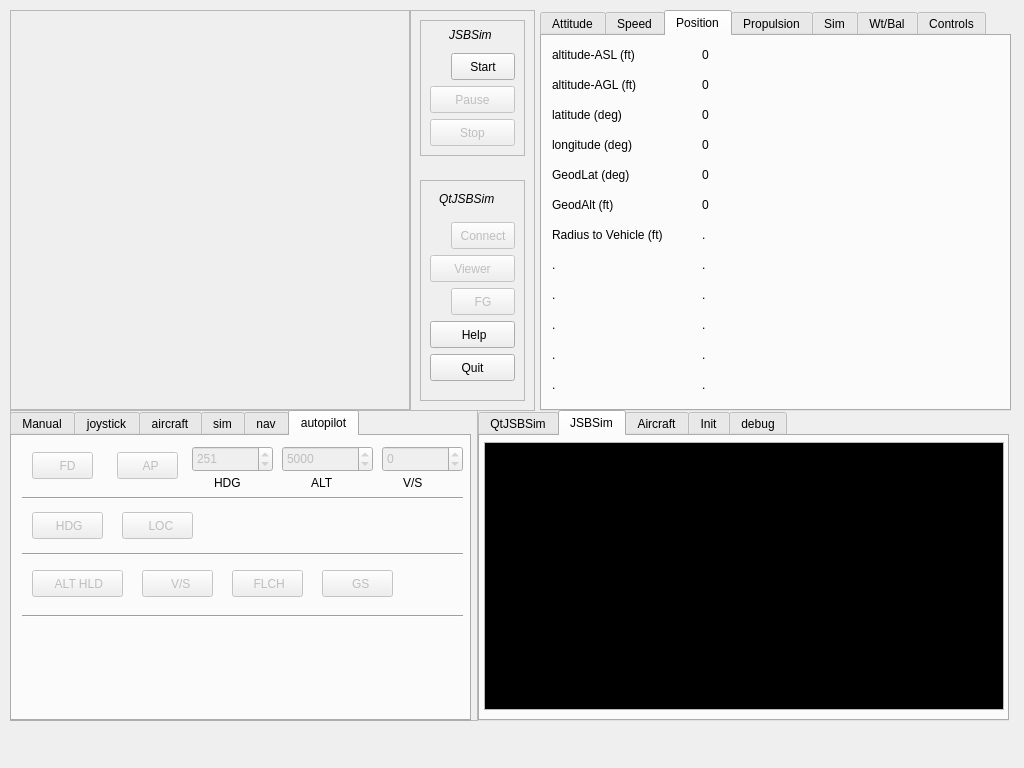
The window that src/MainWindow.ui (xfahad100/aeroprecinyx) describes before a commit, drawn with Qt 5.
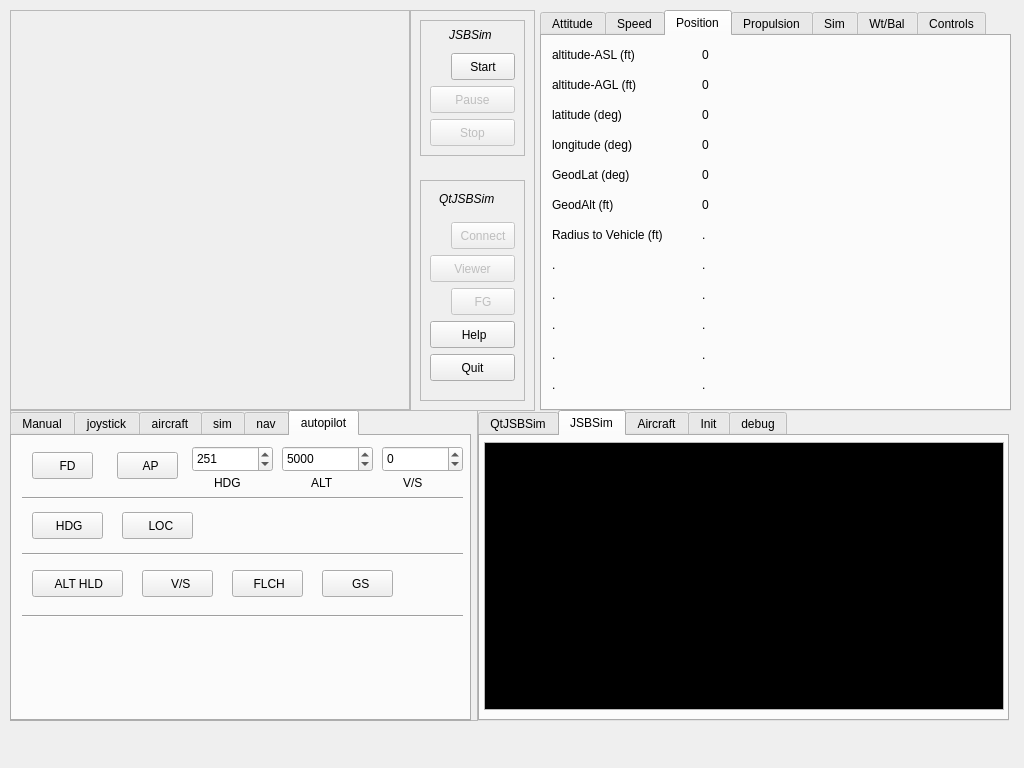
The same window after the commit. The open tabs and pages were chosen to show the change. Icons and pictures are not drawn. Custom widgets are drawn as their Qt base class.

Commit message: added more autopilot modes and conditional checks

Diff of the .ui file:
```diff
--- a/src/MainWindow.ui
+++ b/src/MainWindow.ui
@@ -1603,7 +1603,7 @@
       </attribute>
       <widget class="QPushButton" name="FDButton">
        <property name="enabled">
-        <bool>false</bool>
+        <bool>true</bool>
        </property>
        <property name="geometry">
         <rect>
@@ -1633,7 +1633,7 @@
       </widget>
       <widget class="QPushButton" name="HDGButton">
        <property name="enabled">
-        <bool>false</bool>
+        <bool>true</bool>
        </property>
        <property name="geometry">
         <rect>
@@ -1663,7 +1663,7 @@
       </widget>
       <widget class="QSpinBox" name="spinBox_2">
        <property name="enabled">
-        <bool>false</bool>
+        <bool>true</bool>
        </property>
        <property name="geometry">
         <rect>
@@ -1704,7 +1704,7 @@
       </widget>
       <widget class="QPushButton" name="APButton">
        <property name="enabled">
-        <bool>false</bool>
+        <bool>true</bool>
        </property>
        <property name="geometry">
         <rect>
@@ -1747,7 +1747,7 @@
       </widget>
       <widget class="QPushButton" name="AltHoldButton">
        <property name="enabled">
-        <bool>false</bool>
+        <bool>true</bool>
        </property>
        <property name="geometry">
         <rect>
@@ -1777,7 +1777,7 @@
       </widget>
       <widget class="QSpinBox" name="spinBox_3">
        <property name="enabled">
-        <bool>false</bool>
+        <bool>true</bool>
        </property>
        <property name="geometry">
         <rect>
@@ -1815,7 +1815,7 @@
       </widget>
       <widget class="QPushButton" name="LOCButton">
        <property name="enabled">
-        <bool>false</bool>
+        <bool>true</bool>
        </property>
        <property name="geometry">
         <rect>
@@ -1845,7 +1845,7 @@
       </widget>
       <widget class="QPushButton" name="VSButton">
        <property name="enabled">
-        <bool>false</bool>
+        <bool>true</bool>
        </property>
        <property name="geometry">
         <rect>
@@ -1875,7 +1875,7 @@
       </widget>
       <widget class="QSpinBox" name="spinBox_4">
        <property name="enabled">
-        <bool>false</bool>
+        <bool>true</bool>
        </property>
        <property name="geometry">
         <rect>
@@ -1945,7 +1945,7 @@
       </widget>
       <widget class="QPushButton" name="FLCHButton">
        <property name="enabled">
-        <bool>false</bool>
+        <bool>true</bool>
        </property>
        <property name="geometry">
         <rect>
@@ -1975,7 +1975,7 @@
       </widget>
       <widget class="QPushButton" name="GSButton">
        <property name="enabled">
-        <bool>false</bool>
+        <bool>true</bool>
        </property>
        <property name="geometry">
         <rect>
```
Left out of the diff: 2 changed lines with no effect on the pictures. The commit also changes 2 other files.
